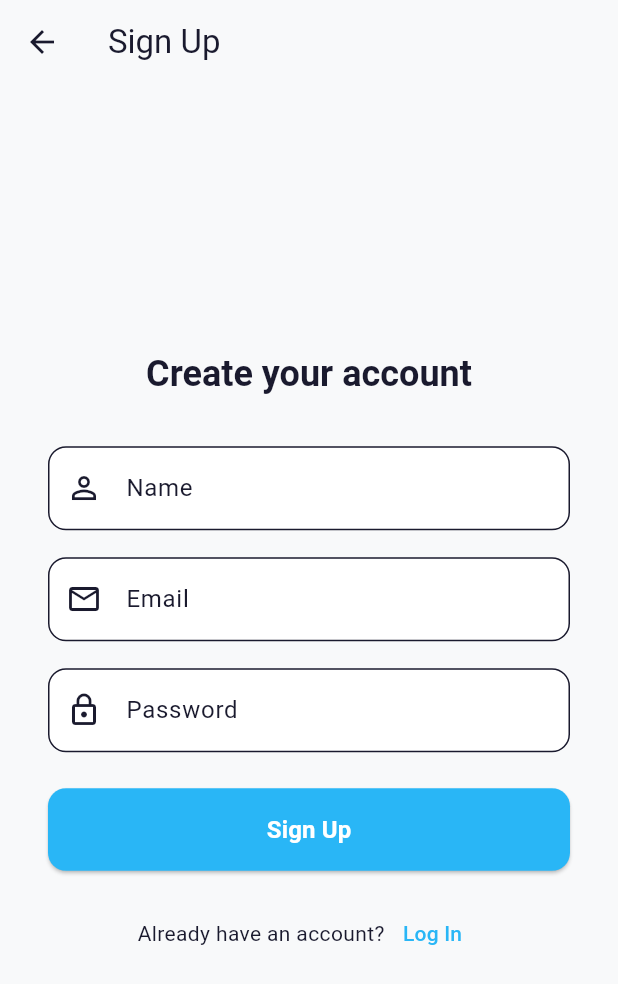
After one commit to nafismahmud181/bupko_v3, a Flutter app: the screen it shows after launch, after a tap on "Sign Up", on a phone screen of 412 x 824 dp. The commit adds this screen. Shown: the top 984 px of the screen. Run offline on Flutter 3.47's test engine with Material 3 defaults, Android fonts, the phone set to English and light mode, and no system bars; our stand-ins replace connectivity_plus, dio, firebase_auth, firebase_core, shared_preferences, sqflite; missing offline and left inert: epub_view; accounts and stored records are empty.

Commit message:
Add SignupPage and link to LoginPage for user registration
- Introduced a new SignupPage for user registration, including form fields for name, email, and password.
- Implemented validation for the signup form and error handling for Firebase authentication.
- Added a "Sign Up" button on the LoginPage that navigates to the new SignupPage, enhancing user flow for account creation.

```diff
--- a/lib/login_page.dart
+++ b/lib/login_page.dart
@@ -1,5 +1,6 @@
 import 'package:flutter/material.dart';
 import 'package:firebase_auth/firebase_auth.dart';
+import 'signup_page.dart';
 
 class LoginPage extends StatefulWidget {
   const LoginPage({super.key});
@@ -65,6 +66,21 @@ class _LoginPageState extends State<LoginPage> {
                 onPressed: _login,
                 child: const Text('Login'),
               ),
+            const SizedBox(height: 18),
+            Row(
+              mainAxisAlignment: MainAxisAlignment.center,
+              children: [
+                const Text("Don't have an account?"),
+                TextButton(
+                  onPressed: () {
+                    Navigator.of(context).push(
+                      MaterialPageRoute(builder: (context) => const SignupPage()),
+                    );
+                  },
+                  child: const Text('Sign Up'),
+                ),
+              ],
+            ),
           ],
         ),
       ),
--- /dev/null
+++ b/lib/signup_page.dart
@@ -0,0 +1,139 @@
+import 'package:flutter/material.dart';
+import 'package:firebase_auth/firebase_auth.dart';
+
+class SignupPage extends StatefulWidget {
+  const SignupPage({super.key});
+
+  @override
+  State<SignupPage> createState() => _SignupPageState();
+}
+
+class _SignupPageState extends State<SignupPage> {
+  final _formKey = GlobalKey<FormState>();
+  final TextEditingController _emailController = TextEditingController();
+  final TextEditingController _nameController = TextEditingController();
+  final TextEditingController _passwordController = TextEditingController();
+  bool _loading = false;
+  String? _error;
+
+  Future<void> _signup() async {
+    if (!_formKey.currentState!.validate()) return;
+    setState(() {
+      _loading = true;
+      _error = null;
+    });
+    try {
+      final credential = await FirebaseAuth.instance.createUserWithEmailAndPassword(
+        email: _emailController.text.trim(),
+        password: _passwordController.text.trim(),
+      );
+      await credential.user?.updateDisplayName(_nameController.text.trim());
+      if (!mounted) return;
+      Navigator.of(context).pop(); // Go back to login after signup
+    } on FirebaseAuthException catch (e) {
+      setState(() {
+        _error = e.message;
+      });
+    } catch (e) {
+      setState(() {
+        _error = 'Signup failed. Please try again.';
+      });
+    } finally {
+      setState(() {
+        _loading = false;
+      });
+    }
+  }
+
+  @override
+  Widget build(BuildContext context) {
+    final theme = Theme.of(context);
+    final colorScheme = theme.colorScheme;
+    return Scaffold(
+      backgroundColor: colorScheme.surface,
+      appBar: AppBar(
+        title: const Text('Sign Up'),
+        backgroundColor: Colors.transparent,
+        elevation: 0,
+      ),
+      body: Center(
+        child: SingleChildScrollView(
+          padding: const EdgeInsets.symmetric(horizontal: 32, vertical: 24),
+          child: Form(
+            key: _formKey,
+            child: Column(
+              mainAxisSize: MainAxisSize.min,
+              crossAxisAlignment: CrossAxisAlignment.stretch,
+              children: [
+                Text(
+                  'Create your account',
+                  style: theme.textTheme.headlineSmall?.copyWith(fontWeight: FontWeight.bold),
+                  textAlign: TextAlign.center,
+                ),
+                const SizedBox(height: 32),
+                TextFormField(
+                  controller: _nameController,
+                  decoration: const InputDecoration(
+                    labelText: 'Name',
+                    prefixIcon: Icon(Icons.person_outline),
+                  ),
+                  validator: (value) => value == null || value.trim().isEmpty ? 'Enter your name' : null,
+                  textInputAction: TextInputAction.next,
+                ),
+                const SizedBox(height: 18),
+                TextFormField(
+                  controller: _emailController,
+                  decoration: const InputDecoration(
+                    labelText: 'Email',
+                    prefixIcon: Icon(Icons.email_outlined),
+                  ),
+                  validator: (value) => value == null || !value.contains('@') ? 'Enter a valid email' : null,
+                  keyboardType: TextInputType.emailAddress,
+                  textInputAction: TextInputAction.next,
+                ),
+                const SizedBox(height: 18),
+                TextFormField(
+                  controller: _passwordController,
+                  decoration: const InputDecoration(
+                    labelText: 'Password',
+                    prefixIcon: Icon(Icons.lock_outline),
+                  ),
+                  validator: (value) => value == null || value.length < 6 ? 'Password must be at least 6 characters' : null,
+                  obscureText: true,
+                  textInputAction: TextInputAction.done,
+                ),
+                const SizedBox(height: 24),
+                if (_error != null)
+                  Padding(
+                    padding: const EdgeInsets.only(bottom: 12),
+                    child: Text(_error!, style: TextStyle(color: Colors.red), textAlign: TextAlign.center),
+                  ),
+                ElevatedButton(
+                  onPressed: _loading ? null : _signup,
+                  style: ElevatedButton.styleFrom(
+                    padding: const EdgeInsets.symmetric(vertical: 16),
+                    shape: RoundedRectangleBorder(borderRadius: BorderRadius.circular(12)),
+                  ),
+                  child: _loading
+                      ? const SizedBox(height: 20, width: 20, child: CircularProgressIndicator(strokeWidth: 2))
+                      : const Text('Sign Up', style: TextStyle(fontSize: 16, fontWeight: FontWeight.bold)),
+                ),
+                const SizedBox(height: 18),
+                Row(
+                  mainAxisAlignment: MainAxisAlignment.center,
+                  children: [
+                    const Text('Already have an account?'),
+                    TextButton(
+                      onPressed: () => Navigator.of(context).pop(),
+                      child: const Text('Log In'),
+                    ),
+                  ],
+                ),
+              ],
+            ),
+          ),
+        ),
+      ),
+    );
+  }
+}
```
